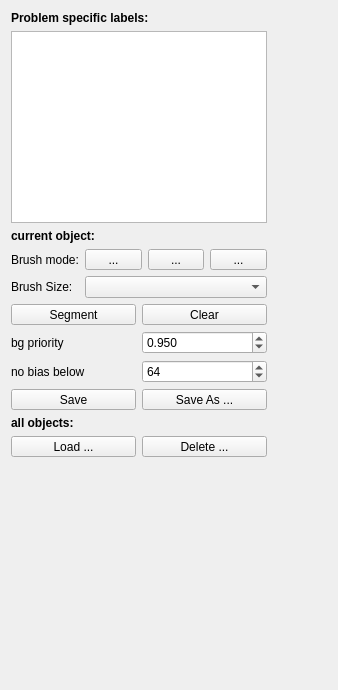
First picture: the form in ilastik/workflows/carving/carvingDrawer.ui, repository ilastik/ilastik, before the edit.
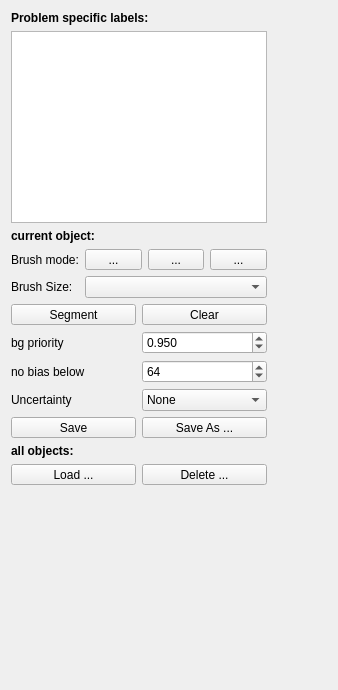
Second picture: the form after the edit. Icons and pictures are not drawn. Custom widgets are drawn as their Qt base class.

Commit message: provide simple uncertainty also in carving GUI

What changed in the file:
```diff
--- a/ilastik/workflows/carving/carvingDrawer.ui
+++ b/ilastik/workflows/carving/carvingDrawer.ui
@@ -221,6 +221,37 @@
            </property>
           </widget>
          </item>
+         <item row="2" column="0">
+          <widget class="QLabel" name="label_6">
+           <property name="text">
+            <string>Uncertainty</string>
+           </property>
+          </widget>
+         </item>
+         <item row="2" column="1">
+          <widget class="QComboBox" name="uncertaintyCombo">
+           <item>
+            <property name="text">
+             <string>None</string>
+            </property>
+           </item>
+           <item>
+            <property name="text">
+             <string>Local Margin</string>
+            </property>
+           </item>
+           <item>
+            <property name="text">
+             <string>Exchange Count</string>
+            </property>
+           </item>
+           <item>
+            <property name="text">
+             <string>Gabow</string>
+            </property>
+           </item>
+          </widget>
+         </item>
         </layout>
        </item>
        <item>
```
The commit also changes 4 other files.
